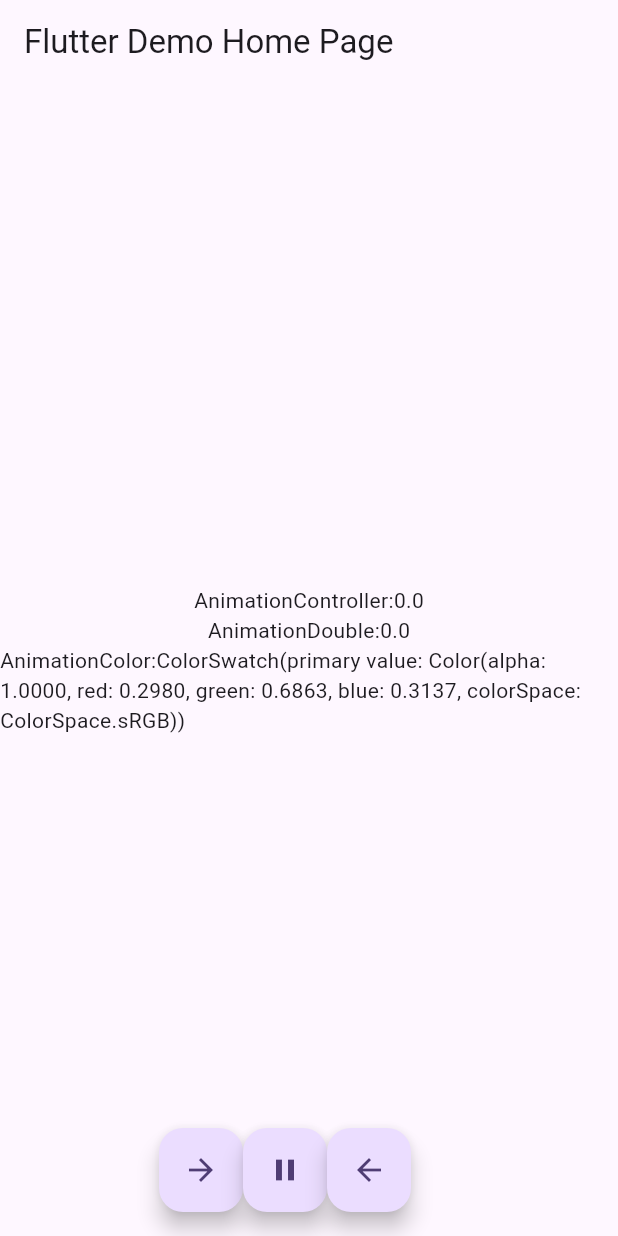
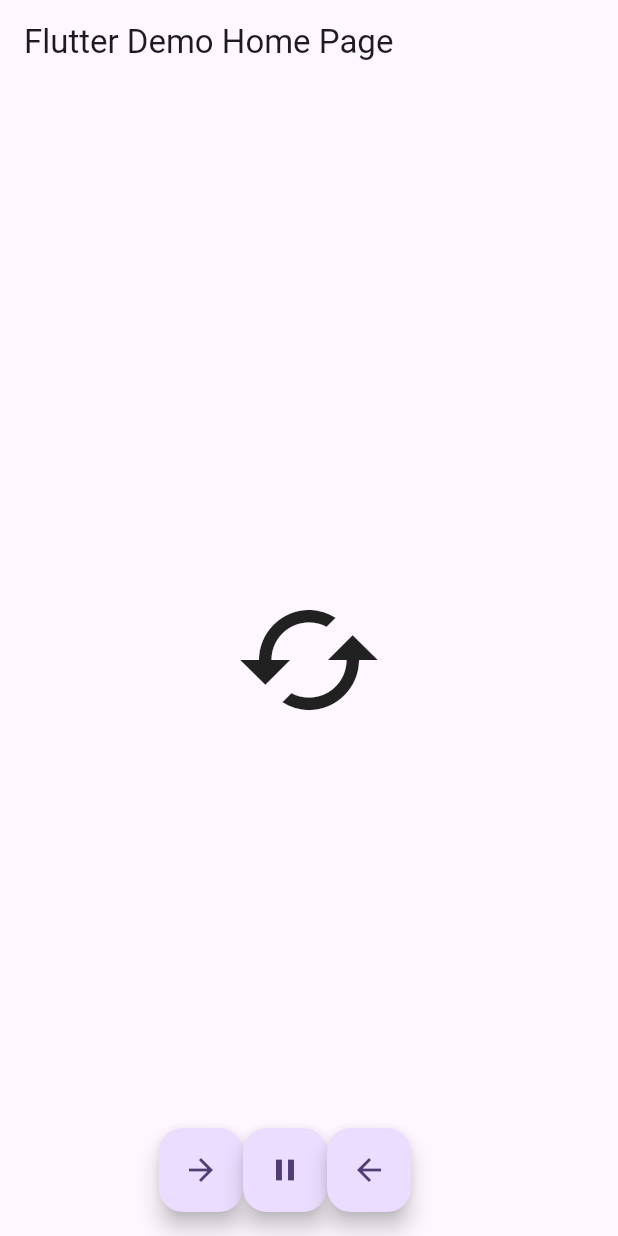
Before and after one commit to eltociear/flutter_practice, a Flutter app: the screen it shows after launch, on a phone screen of 412 x 824 dp. Run offline on Flutter 3.47's test engine with Material 3 defaults, Android fonts, the phone set to English and light mode, and no system bars.

Commit message:
animatedBuilder

```diff
--- a/hello_world/lib/main.dart
+++ b/hello_world/lib/main.dart
@@ -1,3 +1,4 @@
+import 'dart:math';
 import 'package:flutter/material.dart';
 
 void main() {
@@ -30,10 +31,7 @@ class MyHomePage extends StatefulWidget {
 
 class _MyHomePageState extends State<MyHomePage> with TickerProviderStateMixin {
   late AnimationController _animationController;
-  late Animation<double> _animationDouble;
-  final Tween<double> _tweenDouble = Tween(begin: 0.0, end: 200.0); late Animation<Color?> _animationColor;
-  final ColorTween _tweenColor =
-  ColorTween(begin: Colors.green, end: Colors.blue);
+  late Animation _animation;
 
   // 再生
   _forward() async {
@@ -60,17 +58,8 @@ class _MyHomePageState extends State<MyHomePage> with TickerProviderStateMixin {
   @override
   void initState() {
     super.initState();
-    _animationController = AnimationController(vsync: this, duration: const Duration(seconds: 3),);
-    // TweenとAnimationControllerからAnimationを作る(サイズ)
-    _animationDouble = _tweenDouble.animate(_animationController);
-    _animationDouble.addListener(() {
-      setState(() {});
-    });
-    // TweenとAnimationControllerからAnimationを作る(色)
-    _animationColor = _tweenColor.animate(_animationController);
-    _animationColor.addListener(() {
-      setState(() {});
-    });
+    _animationController = AnimationController(vsync: this, duration: const Duration (seconds: 1));
+    _animation = _animationController.drive(Tween(begin: 0.0, end: 2.0 * pi));
   }
 
   // 破棄
@@ -87,23 +76,13 @@ class _MyHomePageState extends State<MyHomePage> with TickerProviderStateMixin {
         title: Text(widget.title),
       ),
       body: Center(
-        child: Column(
-          mainAxisAlignment: MainAxisAlignment.center,
-          children: <Widget>[
-            Text("AnimationController:${_animationController.value}"),
-            Text("AnimationDouble:${_animationDouble.value}"),
-            Text("AnimationColor:${_animationColor.value}"),
-            SizeTransition(
-              sizeFactor: _animationController,
-              child: Center(
-                child: SizedBox(
-                  width: _animationDouble.value,
-                  height: _animationDouble.value,
-                  child: Container(color: _animationColor.value)
-                )
-              ),
-            )
-          ],
+        child: AnimatedBuilder(
+          animation: _animation,
+          builder: (context, _) {
+            return Transform.rotate(
+              angle: _animation.value,
+              child: const Icon(Icons.cached, size: 100));
+          }
         ),
       ),
       // 再生、 停止、 逆再生のボタン
```
